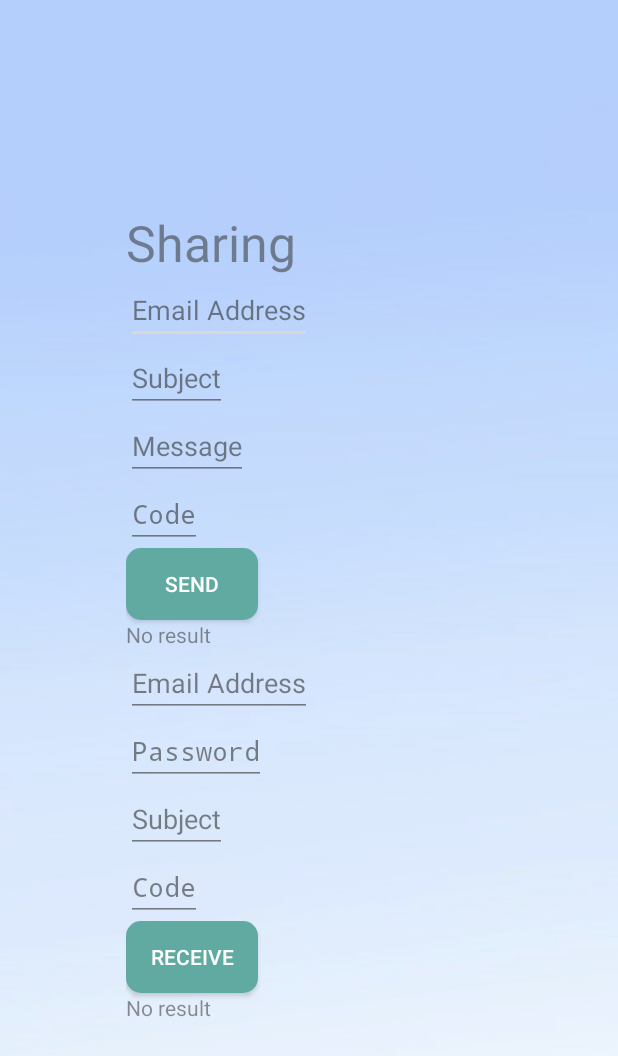
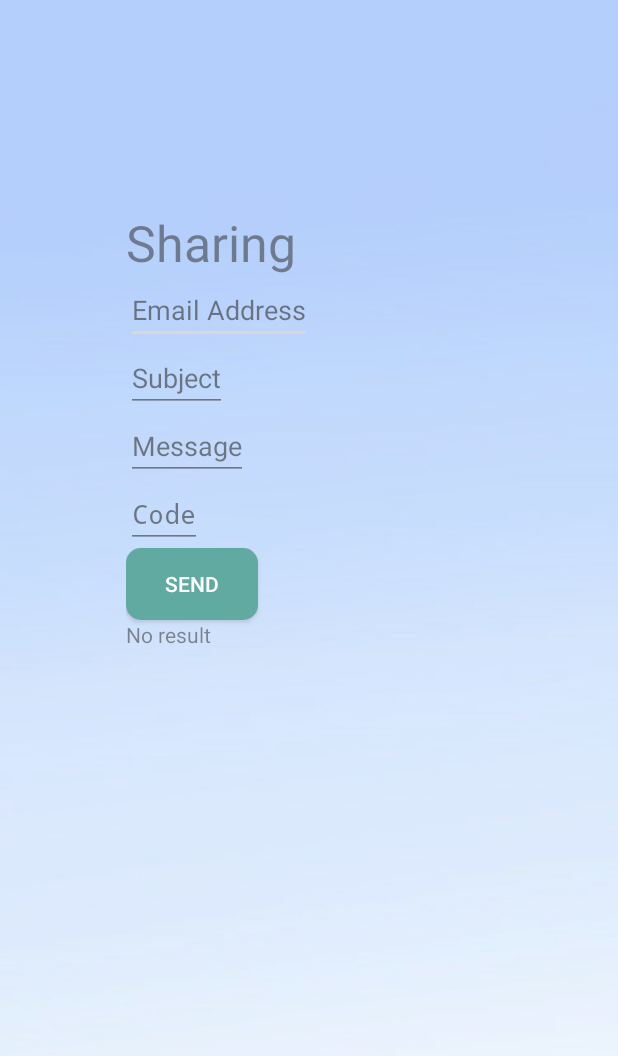
Before and after one commit to airbagy/derma_app, an Android app: the SharingActivity screen opened directly, with no data from a screen before it, on a phone screen of 412 x 824 dp. Shown: the top 1056 px of the screen. Run offline under Robolectric (Android 15) with nearby library versions, the phone set to English and light mode, and no system bars.

Commit message:
Split send and receive

```diff
--- a/app/src/main/AndroidManifest.xml
+++ b/app/src/main/AndroidManifest.xml
@@ -46,6 +46,9 @@
         <activity android:name="com.derma.app.activities.SharingActivity">
         </activity>
 
+        <activity android:name="com.derma.app.activities.ReceiveActivity">
+        </activity>
+
         <activity android:name="com.derma.app.activities.ResultActivity">
         </activity>
 
--- a/app/src/main/java/com/derma/app/activities/MainActivity.java
+++ b/app/src/main/java/com/derma/app/activities/MainActivity.java
@@ -78,6 +78,11 @@ public class MainActivity extends Activity {
 
     private void StartClassification(){
         Intent intent = new Intent(this, ClassifierActivity.class);
+        startActivity(intent);
+    }
+
+    public void accessReceive(View v){
+        Intent intent = new Intent(this, ReceiveActivity.class);
         startActivity(intent);
     }
 
--- a/app/src/main/res/layout/main_menu.xml
+++ b/app/src/main/res/layout/main_menu.xml
@@ -29,7 +29,7 @@
             android:layout_marginLeft="360dp"
             android:layout_marginTop="10dp"
             android:background="@null"
-            android:onClick="processCameraImage"
+            android:onClick="accessReceive"
             android:scaleType="fitCenter"
             android:src="@drawable/download"
             android:textSize="30px" />
--- a/app/src/main/res/layout/results_page.xml
+++ b/app/src/main/res/layout/results_page.xml
@@ -45,6 +45,7 @@
             android:layout_alignParentEnd="true"
             android:layout_marginEnd="40dp"
             android:background="@null"
+            android:onClick="ShareActivity"
             android:src="@drawable/email" />
 
         <ImageButton
--- a/app/src/main/res/layout/sharing_page.xml
+++ b/app/src/main/res/layout/sharing_page.xml
@@ -59,45 +59,6 @@
             android:layout_height="wrap_content"
             android:text="No result" />
 
-        <EditText
-            android:id="@+id/recv_address"
-            android:layout_width="wrap_content"
-            android:layout_height="wrap_content"
-            android:hint="Email Address" />
 
-        <EditText
-            android:id="@+id/recv_password"
-            android:layout_width="wrap_content"
-            android:layout_height="wrap_content"
-            android:hint="Password"
-            android:inputType="textPassword" />
-
-        <EditText
-            android:id="@+id/recv_subject"
-            android:layout_width="wrap_content"
-            android:layout_height="wrap_content"
-            android:hint="Subject" />
-
-        <EditText
-            android:id="@+id/recv_code"
-            android:layout_width="wrap_content"
-            android:layout_height="wrap_content"
-            android:hint="Code"
-            android:inputType="textPassword" />
-
-        <Button
-            android:id="@+id/recv_button"
-            android:layout_width="wrap_content"
-            android:layout_height="wrap_content"
-            android:onClick="recvAction"
-            android:textColor="#fff"
-            android:background="@drawable/round_btn"
-            android:text="Receive" />
-
-        <TextView
-            android:id="@+id/recv_result"
-            android:layout_width="wrap_content"
-            android:layout_height="wrap_content"
-            android:text="No result" />
     </LinearLayout>
 </RelativeLayout>
```
Also changed, not shown: app/src/main/java/com/derma/app/activities/SharingActivity.java (+0 -105 lines).
